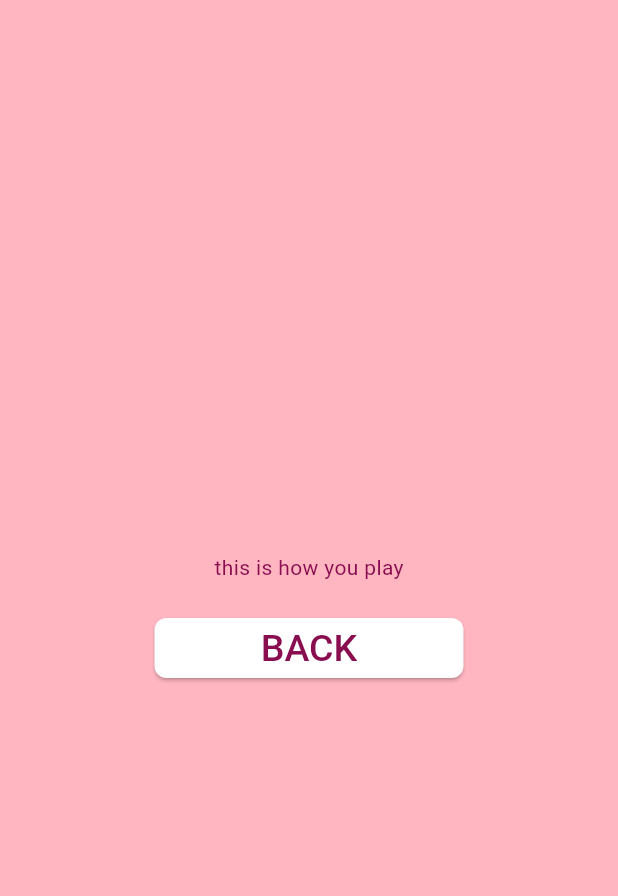
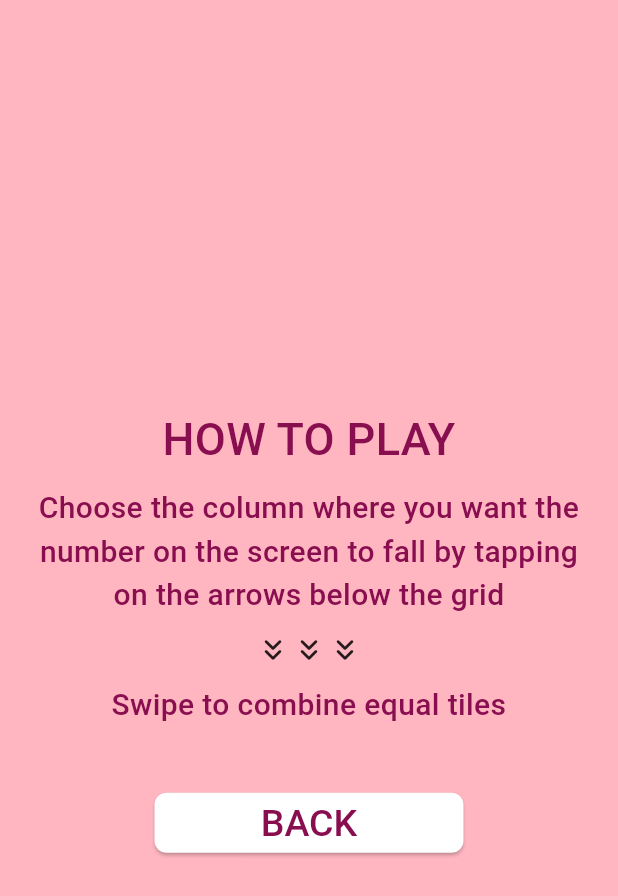
Before and after one commit to mraboso2019/practica2moviles, a Flutter app: the HowToPlay screen opened directly, on a phone screen of 412 x 824 dp. Shown: the top 896 px of the screen. Run offline on Flutter 3.47's test engine with Material 3 defaults, Android fonts, the phone set to English and light mode, and no system bars.

Commit message:
Update how_to_play.dart

```diff
--- a/lib/how_to_play.dart
+++ b/lib/how_to_play.dart
@@ -9,7 +9,57 @@ class HowToPlay extends StatelessWidget {
           child: Column(
             mainAxisSize: MainAxisSize.min,
         children: [
-          Text('this is how you play'),
+          Padding(
+            padding: EdgeInsets.all(20.0), // Ajusta el valor para el espacio alrededor de los textos
+            child: Column(
+              mainAxisAlignment: MainAxisAlignment.center,
+              crossAxisAlignment: CrossAxisAlignment.center,
+              children: [
+                Container(
+
+                  child: Text(
+                    'HOW TO PLAY',
+                    textAlign: TextAlign.center,
+                    style: TextStyle(
+                      fontSize: 30,
+                      fontWeight: FontWeight.w500,
+                    ),
+                  ),
+                ),
+                SizedBox(height: 10), // Espacio entre los textos
+
+                Text(
+                  'Choose the column where you want the number on the screen to fall by tapping on the arrows below the grid',
+                  textAlign: TextAlign.center,
+                  style: TextStyle(
+                    fontSize: 20,
+                    fontWeight: FontWeight.w500,
+                  ),
+
+                ),
+                SizedBox(height: 10), // Espacio entre los textos
+                Row(
+                  mainAxisAlignment: MainAxisAlignment.center,
+                  children: [
+                    Icon(Icons.keyboard_double_arrow_down_rounded),
+                    Icon(Icons.keyboard_double_arrow_down_rounded),
+                    Icon(Icons.keyboard_double_arrow_down_rounded),
+                  ],
+                ),
+                SizedBox(height: 10), // Espacio entre los textos
+                Text(
+                  'Swipe to combine equal tiles',
+                  textAlign: TextAlign.center,
+                  style: TextStyle(
+                    fontSize: 20,
+                    fontWeight: FontWeight.w500,
+                  ),
+
+                ),
+              ],
+            ),
+          ),
+
           SizedBox(height: 20),
           ElevatedButton(
             onPressed: () {
```
